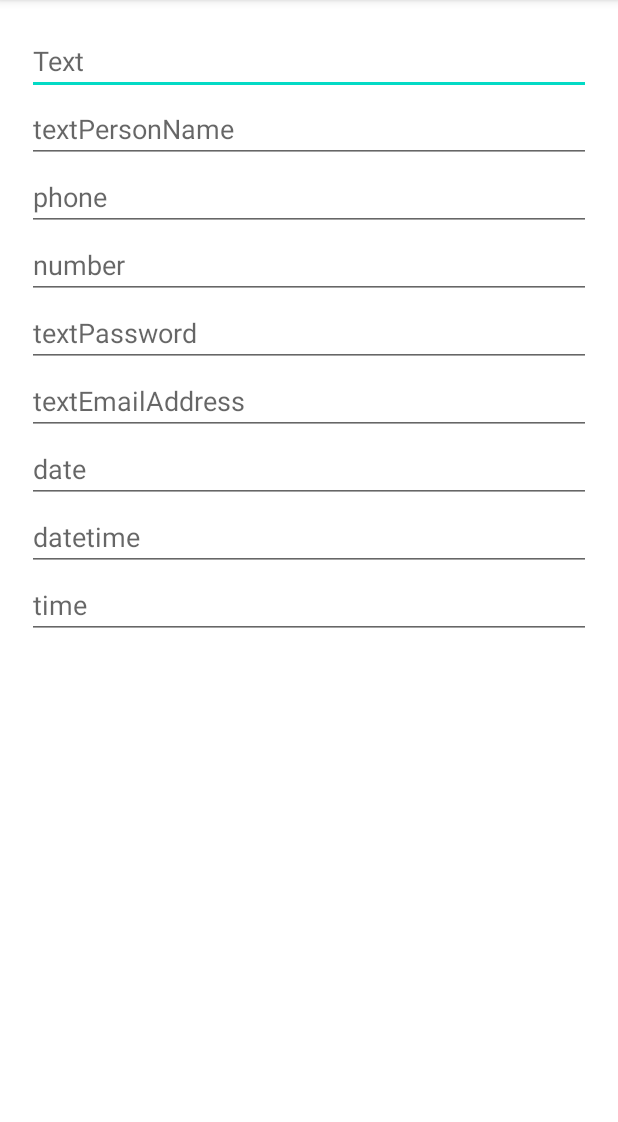
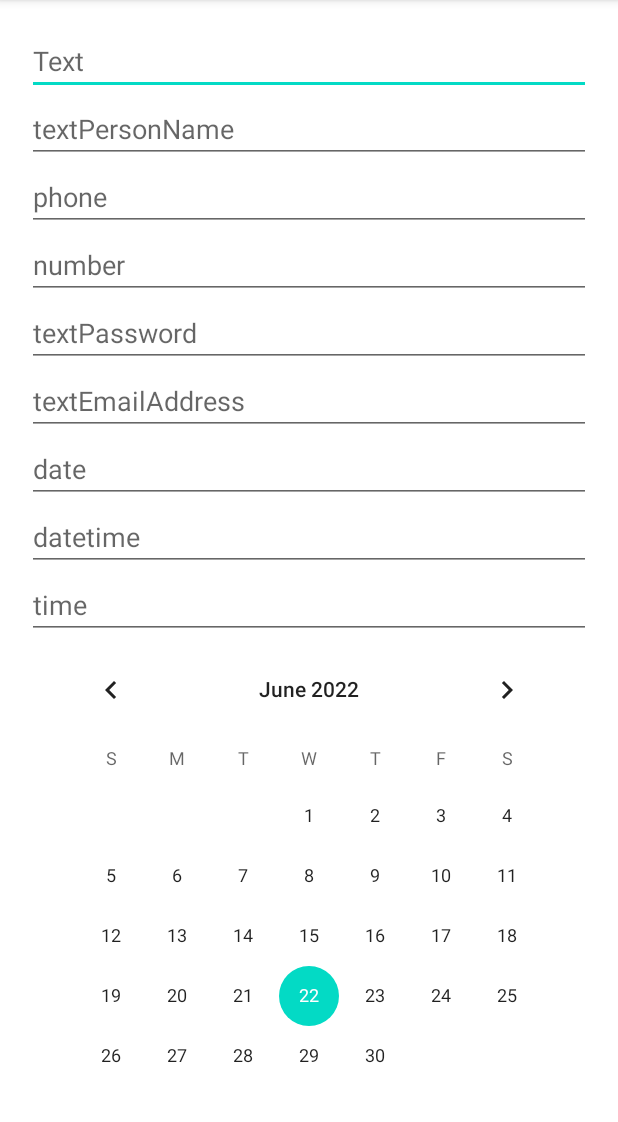
Before and after one commit to TimurAbyzbaev/MyFirstAndroidApp, an Android app: the screen it shows after launch (MainActivity), on a phone screen of 412 x 824 dp, the part 84-1206 px from its top. Run offline under Robolectric (Android 15) with nearby library versions, the phone set to English and light mode, and no system bars.

Commit message:
Task 1.3. Added CalendarView

```diff
--- a/app/src/main/res/layout/my_layout.xml
+++ b/app/src/main/res/layout/my_layout.xml
@@ -51,6 +51,10 @@
         android:layout_height="wrap_content"
         android:inputType="time"
         android:hint="time"/>
-
+    <CalendarView
+        android:layout_width="wrap_content"
+        android:layout_height="wrap_content"
+        android:layout_gravity="center"
+        ></CalendarView>
 
 </LinearLayout>
```
